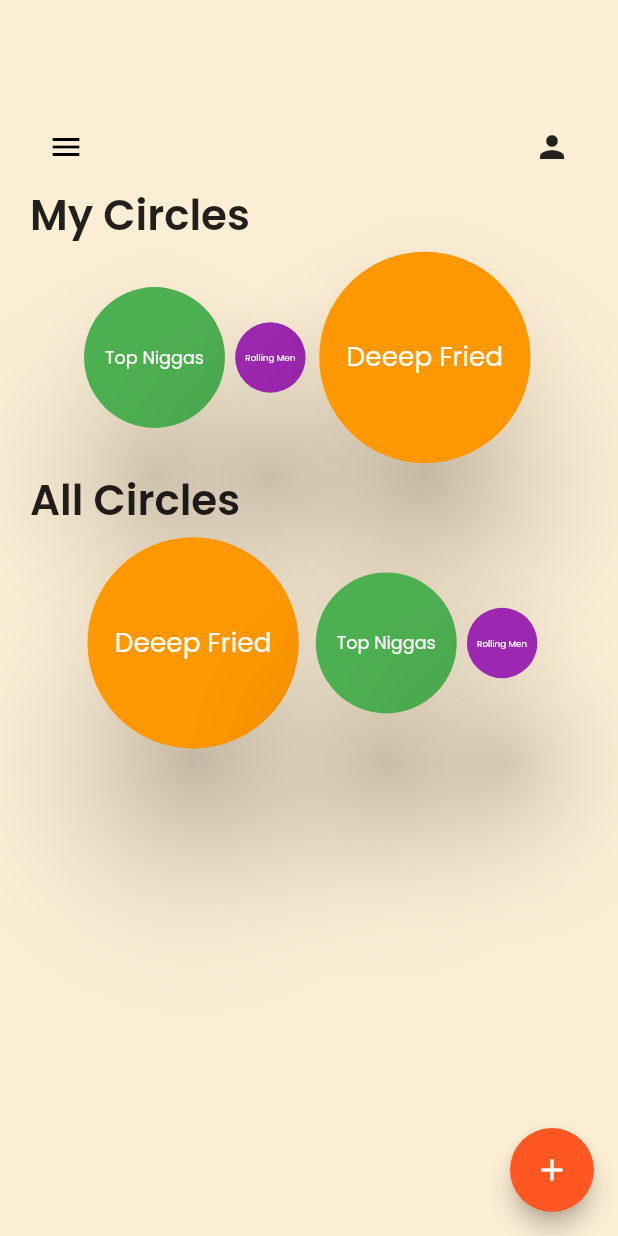
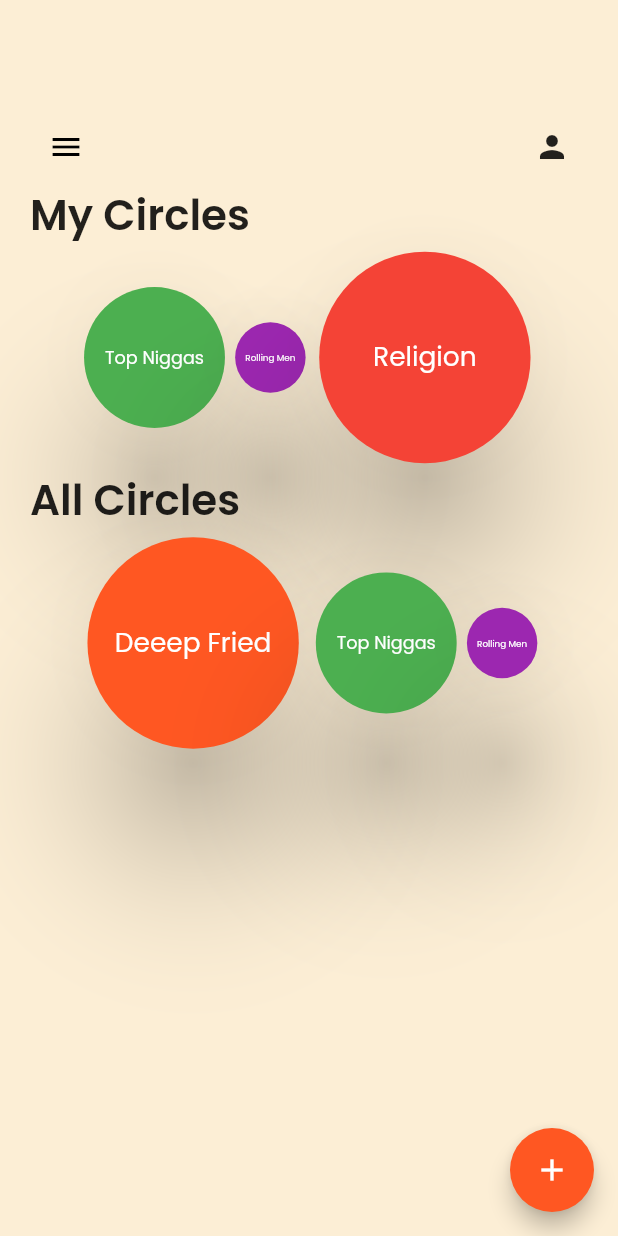
Before and after one commit to onuohasilver/rallyReader, a Flutter app: the BookCircleScreen screen opened by its route, on a phone screen of 412 x 824 dp. Run offline on Flutter 3.47's test engine with Material 2 defaults, Android fonts, the phone set to English and light mode, and no system bars; our stand-ins replace cloud_firestore, firebase_auth, google_fonts, google_sign_in, native_pdf_view, permission_handler; missing offline and left inert: a package; accounts and stored records are empty.

```diff
--- a/lib/components/buttons/topRowButton.dart
+++ b/lib/components/buttons/topRowButton.dart
@@ -1,21 +1,22 @@
 import 'package:flutter/material.dart';
-
 class TopRowButton extends StatelessWidget {
   final GlobalKey<ScaffoldState> scaffoldKey;
   final double height;
   final IconButton notification;
   final Color color;
-  const TopRowButton({
-    Key key,
+  const TopRowButton(
+      {Key key,
       @required this.scaffoldKey,
       @required this.height,
       this.color,
-    this.notification
-  }) : super(key: key);
+      this.notification})
+      : super(key: key);
 
   @override
   Widget build(BuildContext context) {
-    return Column(
+    return Container(
+
+      child: Column(
         children: <Widget>[
           SizedBox(
             height: height * .09,
@@ -24,20 +25,30 @@ class TopRowButton extends StatelessWidget {
             mainAxisAlignment: MainAxisAlignment.spaceBetween,
             children: <Widget>[
               IconButton(
-              icon: Icon(Icons.menu,color:color??Colors.black),
+                icon: Icon(
+                  Icons.menu,
+                  color: color ?? Colors.black,
+                ),
                 onPressed: () {
                   scaffoldKey.currentState.openDrawer();
                 },
               ),
               //TODO: Show Notifications as a Pop Up
-            notification??IconButton(
+              notification ??
+                  IconButton(
                     icon: Icon(Icons.person),
-              splashColor: Colors.black,
-              onPressed: () {Navigator.pushNamed(context,'ProfileScreen');},
+                    splashColor: Colors.white,
+                    onPressed: () {
+                      Navigator.pushNamed(
+                        context,
+                        'ProfileScreen',
+                      );
+                    },
                   ),
             ],
           ),
         ],
+      ),
     );
   }
 }
--- a/lib/screens/bookCircleScreen.dart
+++ b/lib/screens/bookCircleScreen.dart
@@ -64,7 +64,8 @@ class _BookCircleScreenState extends State<BookCircleScreen>
                   child: GlowingOverscrollIndicator(
                     axisDirection: AxisDirection.down,
                     color: Colors.deepOrange,
-                    child: ListView(children: [
+                    child: ListView(
+                      children: [
                         Spacer(),
                         Row(
                           crossAxisAlignment: CrossAxisAlignment.center,
@@ -87,14 +88,17 @@ class _BookCircleScreenState extends State<BookCircleScreen>
                             Circle(
                               height: height * 1.5,
                               width: width * 1.5,
-                            color: Colors.orange,
+                              color: Colors.red,
                               animation: animation,
-                            label: 'Deeep Fried',
+                              label: 'Religion',
                             )
                           ],
                         ),
                         Spacer(),
-                      PageTitle(heightT: height, title: 'All Circles'),
+                        PageTitle(
+                          heightT: height,
+                          title: 'All Circles',
+                        ),
                         Row(
                           crossAxisAlignment: CrossAxisAlignment.center,
                           mainAxisAlignment: MainAxisAlignment.center,
@@ -102,7 +106,7 @@ class _BookCircleScreenState extends State<BookCircleScreen>
                             Circle(
                               height: height * 1.5,
                               width: width * 1.5,
-                            color: Colors.orange,
+                              color: Colors.deepOrange,
                               animation: animation,
                               label: 'Deeep Fried',
                             ),
@@ -122,7 +126,8 @@ class _BookCircleScreenState extends State<BookCircleScreen>
                             ),
                           ],
                         ),
-                    ]),
+                      ],
+                    ),
                   ),
                 ),
               ],
```
Also changed, not shown: lib/components/buttons/floatingButton.dart (+2 -7 lines), lib/components/popups/modal.dart (added, +63 -0 lines), lib/data/userProfileData.dart (+8 -1 lines), lib/handlers/dbHandlers/circleUpload.dart (added, +28 -0 lines), lib/screens/setProfile.dart (+5 -2 lines). Lines whose indentation alone changed are shown as unchanged.
